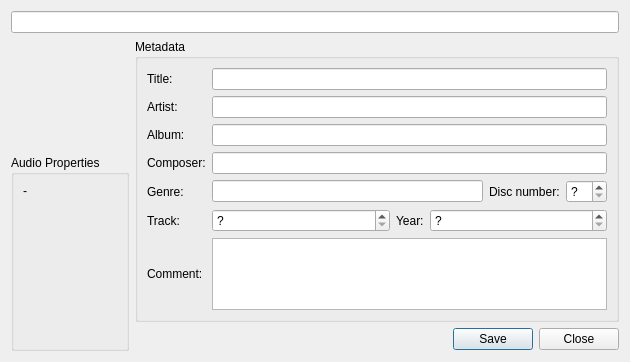
Old version of the form src/qmmp/forms/abstractdetailsdialog.ui in the repository ksv1986/qmmp-staging.
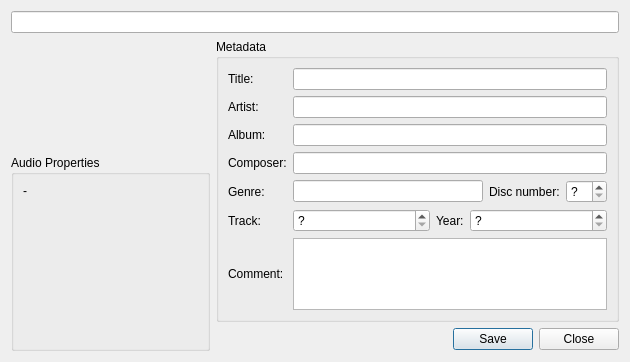
New version of the form. Custom widgets are drawn as their Qt base class.

Commit message: hide cover widget if cover pixmap is not available

```diff
--- a/src/qmmp/forms/abstractdetailsdialog.ui
+++ b/src/qmmp/forms/abstractdetailsdialog.ui
@@ -14,14 +14,16 @@
    <string>Details</string>
   </property>
   <layout class="QGridLayout" name="gridLayout">
-   <item row="0" column="0" colspan="4">
+   <item row="0" column="0" colspan="3">
     <widget class="QLineEdit" name="pathLineEdit">
      <property name="readOnly">
       <bool>true</bool>
      </property>
     </widget>
    </item>
-   <item row="1" column="0">
+   <item row="1" column="0" rowspan="2">
+    <layout class="QVBoxLayout" name="verticalLayout_2">
+     <item>
     <widget class="CoverWidget" name="coverWidget" native="true">
      <property name="sizePolicy">
       <sizepolicy hsizetype="Fixed" vsizetype="Fixed">
@@ -41,9 +43,45 @@
        <height>110</height>
       </size>
      </property>
-    </widget>
-   </item>
-   <item row="1" column="2" rowspan="2" colspan="2">
+       <property name="Visible" stdset="0">
+        <bool>false</bool>
+       </property>
+      </widget>
+     </item>
+     <item>
+      <widget class="QGroupBox" name="groupBox_2">
+       <property name="sizePolicy">
+        <sizepolicy hsizetype="Expanding" vsizetype="Expanding">
+         <horstretch>0</horstretch>
+         <verstretch>0</verstretch>
+        </sizepolicy>
+       </property>
+       <property name="minimumSize">
+        <size>
+         <width>0</width>
+         <height>0</height>
+        </size>
+       </property>
+       <property name="title">
+        <string>Audio Properties</string>
+       </property>
+       <layout class="QVBoxLayout" name="verticalLayout">
+        <item>
+         <widget class="QLabel" name="propertiesLabel">
+          <property name="text">
+           <string>-</string>
+          </property>
+          <property name="alignment">
+           <set>Qt::AlignLeading|Qt::AlignLeft|Qt::AlignTop</set>
+          </property>
+         </widget>
+        </item>
+       </layout>
+      </widget>
+     </item>
+    </layout>
+   </item>
+   <item row="1" column="1" colspan="2">
     <widget class="QGroupBox" name="tagGroupBox">
      <property name="title">
       <string>Metadata</string>
@@ -291,38 +329,7 @@
      </layout>
     </widget>
    </item>
-   <item row="2" column="0" rowspan="2" colspan="2">
-    <widget class="QGroupBox" name="groupBox_2">
-     <property name="sizePolicy">
-      <sizepolicy hsizetype="Expanding" vsizetype="Expanding">
-       <horstretch>0</horstretch>
-       <verstretch>0</verstretch>
-      </sizepolicy>
-     </property>
-     <property name="minimumSize">
-      <size>
-       <width>0</width>
-       <height>0</height>
-      </size>
-     </property>
-     <property name="title">
-      <string>Audio Properties</string>
-     </property>
-     <layout class="QVBoxLayout" name="verticalLayout">
-      <item>
-       <widget class="QLabel" name="propertiesLabel">
-        <property name="text">
-         <string>-</string>
-        </property>
-        <property name="alignment">
-         <set>Qt::AlignLeading|Qt::AlignLeft|Qt::AlignTop</set>
-        </property>
-       </widget>
-      </item>
-     </layout>
-    </widget>
-   </item>
-   <item row="3" column="2">
+   <item row="2" column="1">
     <spacer name="horizontalSpacer">
      <property name="orientation">
       <enum>Qt::Horizontal</enum>
@@ -335,7 +342,7 @@
      </property>
     </spacer>
    </item>
-   <item row="3" column="3">
+   <item row="2" column="2">
     <widget class="QDialogButtonBox" name="buttonBox">
      <property name="standardButtons">
       <set>QDialogButtonBox::Close|QDialogButtonBox::Save</set>
```
Lines whose indentation alone changed are shown as unchanged. The commit also changes 5 other files.
